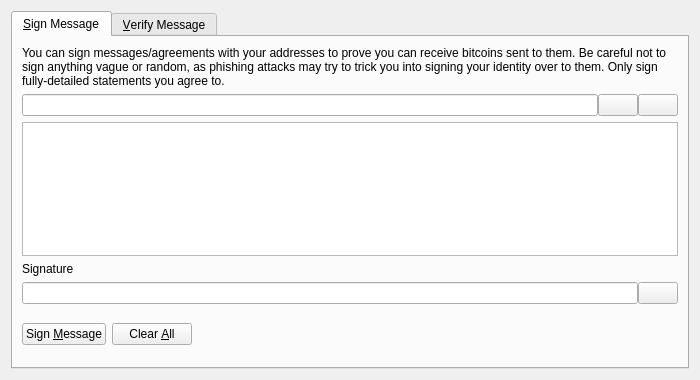
Qt form src/qt/forms/signverifymessagedialog.ui (Global-localhost/TurboCoin) before a commit.
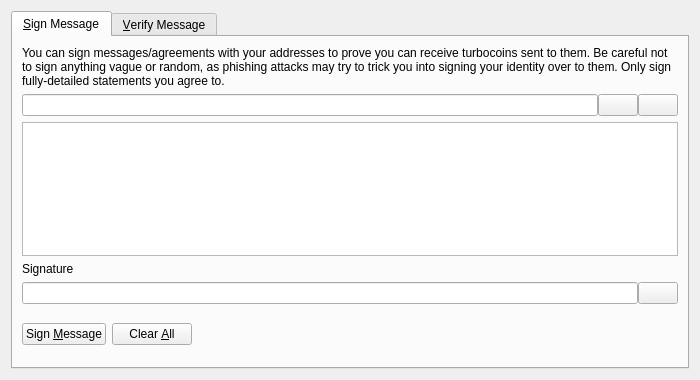
The same form after that commit. Icons and pictures are not drawn. Custom widgets are drawn as their Qt base class.

```diff
--- a/src/qt/forms/signverifymessagedialog.ui
+++ b/src/qt/forms/signverifymessagedialog.ui
@@ -30,7 +30,7 @@
        <item>
         <widget class="QLabel" name="infoLabel_SM">
          <property name="text">
-          <string>You can sign messages/agreements with your addresses to prove you can receive bitcoins sent to them. Be careful not to sign anything vague or random, as phishing attacks may try to trick you into signing your identity over to them. Only sign fully-detailed statements you agree to.</string>
+          <string>You can sign messages/agreements with your addresses to prove you can receive turbocoins sent to them. Be careful not to sign anything vague or random, as phishing attacks may try to trick you into signing your identity over to them. Only sign fully-detailed statements you agree to.</string>
          </property>
          <property name="textFormat">
           <enum>Qt::PlainText</enum>
```
Left out of the diff: 28 changed lines with no effect on the pictures.
